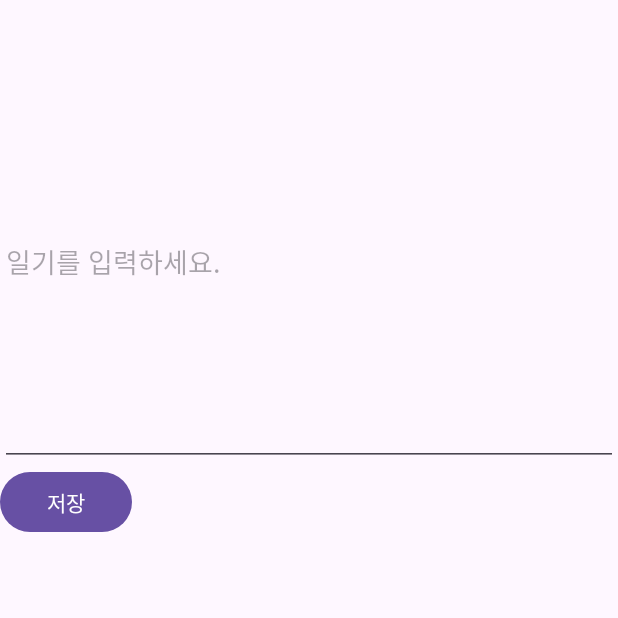
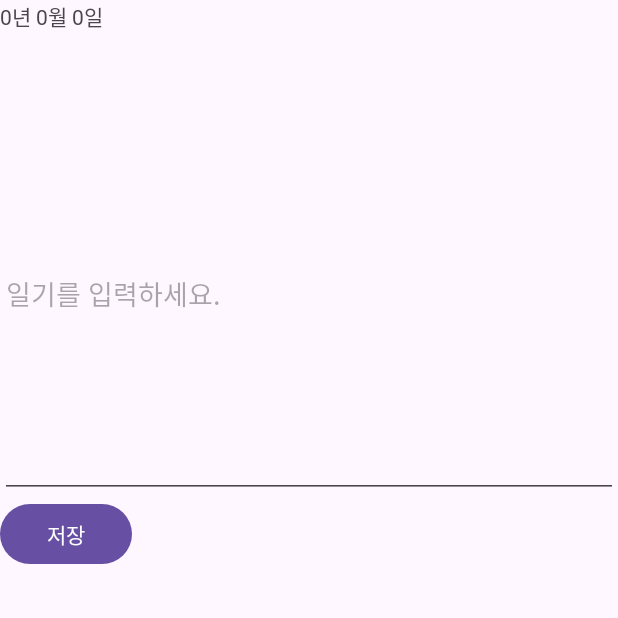
Before and after one commit to ZUZ1H3/Android-Diary-Project, an Android app: the fragment AddFragment placed in its activity, after a tap on "일기 쓰기", on a phone screen of 412 x 824 dp, the top half of it. Run offline under Robolectric (Android 15) with nearby library versions, the phone set to English and light mode, and no system bars; 2 statements that could not run were skipped.

Commit message:
커스텀 리스트뷰 구현 방식 수정

```diff
--- a/app/src/main/java/com/example/androidprogramming/AddFragment.java
+++ b/app/src/main/java/com/example/androidprogramming/AddFragment.java
@@ -10,11 +10,11 @@ public class AddFragment extends Fragment {
 
     private RadioGroup rGroup_weather, rGroup_mood;
     private Button button_write;
+    private int year, month, day;  // 'final' 키워드 추가
 
     public View onCreateView(LayoutInflater inflater, ViewGroup container,
                              Bundle savedInstanceState) {
         View rootView = inflater.inflate(R.layout.fragment_add, container, false);
-
 
         rGroup_weather = rootView.findViewById(R.id.rGroup_weather);
         rGroup_mood = rootView.findViewById(R.id.rGroup_mood);
@@ -23,9 +23,9 @@ public class AddFragment extends Fragment {
         // 날짜 데이터 받아오기
         Bundle bundle = getArguments();
         if (bundle != null) {
-            int year = bundle.getInt("year");
-            int month = bundle.getInt("month");
-            int day = bundle.getInt("day");
+            year = bundle.getInt("year");
+            month = bundle.getInt("month");
+            day = bundle.getInt("day");
 
             // 날짜를 텍스트뷰에 표시
             TextView dateText = rootView.findViewById(R.id.date);
@@ -41,8 +41,10 @@ public class AddFragment extends Fragment {
                 String selectedWeather = ((RadioButton) rootView.findViewById(selectedWeatherId)).getText().toString();
                 String selectedMood = ((RadioButton) rootView.findViewById(selectedMoodId)).getText().toString();
 
-
                 Bundle bundle = new Bundle();
+                bundle.putInt("year", year);
+                bundle.putInt("month", month);
+                bundle.putInt("day", day);
                 bundle.putString("weather", selectedWeather);
                 bundle.putString("mood", selectedMood);
 
@@ -56,8 +58,8 @@ public class AddFragment extends Fragment {
         });
 
         return rootView;
+    }
 
-    }
 
     public void onResume() {
         super.onResume();
--- a/app/src/main/java/com/example/androidprogramming/DiaryFragment.java
+++ b/app/src/main/java/com/example/androidprogramming/DiaryFragment.java
@@ -8,19 +8,23 @@ import androidx.fragment.app.*;
 
 import java.io.FileOutputStream;
 import java.text.SimpleDateFormat;
+import java.util.Calendar;
 import java.util.Date;
 import java.util.Locale;
 
 public class DiaryFragment extends Fragment {
 
-    private TextView textView_weather, textView_mood;
+    private TextView textView_date, textView_weather, textView_mood;
     private EditText editText_diary;
     private Button button_save;
+
+    private int year, month, day;
 
     public View onCreateView(LayoutInflater inflater, ViewGroup container,
                              Bundle savedInstanceState) {
         View rootView = inflater.inflate(R.layout.fragment_writing, container, false);
 
+        textView_date = rootView.findViewById(R.id.textView_date);
         textView_weather = rootView.findViewById(R.id.textView_weather);
         textView_mood = rootView.findViewById(R.id.textView_mood);
         editText_diary = rootView.findViewById(R.id.editText_diary);
@@ -31,7 +35,11 @@ public class DiaryFragment extends Fragment {
         if (bundle != null) {
             String weather = bundle.getString("weather");
             String mood = bundle.getString("mood");
+            year = bundle.getInt("year");
+            month = bundle.getInt("month");
+            day = bundle.getInt("day");
 
+            textView_date.setText(year + "년 " + month + "월 " + day + "일");
             textView_weather.setText(weather);
             textView_mood.setText(mood);
         }
@@ -40,7 +48,9 @@ public class DiaryFragment extends Fragment {
             @Override
             public void onClick(View view) {
                 String diary = editText_diary.getText().toString();
-                String date = new SimpleDateFormat("yyyy_MM_dd", Locale.getDefault()).format(new Date());
+                Calendar calendar = Calendar.getInstance();
+                calendar.set(year, month - 1, day);  // Calendar.MONTH는 0부터 시작하므로 month - 1을 해줍니다.
+                String date = new SimpleDateFormat("yyyy_MM_dd", Locale.getDefault()).format(calendar.getTime());
                 saveDiary(diary, date);
 
                 // 일기를 저장한 후 ListFragment로 이동
--- a/app/src/main/java/com/example/androidprogramming/DiaryAdapter.java
+++ b/app/src/main/java/com/example/androidprogramming/ListAdapter.java
@@ -1,35 +1,45 @@
 package com.example.androidprogramming;
+
 import android.content.Context;
 import android.view.LayoutInflater;
 import android.view.View;
 import android.view.ViewGroup;
-import android.widget.ArrayAdapter;
+import android.widget.BaseAdapter;
 import android.widget.TextView;
-
-import androidx.annotation.NonNull;
-import androidx.annotation.Nullable;
-import androidx.recyclerview.widget.RecyclerView;
 
 import java.io.FileInputStream;
 import java.io.IOException;
 import java.util.ArrayList;
 
-public class DiaryAdapter extends ArrayAdapter<String> {
+public class ListAdapter extends BaseAdapter {
 
     private Context context;
     private ArrayList<String> diaryList;
 
-    public DiaryAdapter(Context context, ArrayList<String> diaryList) {
-        super(context, R.layout.fragment_list, diaryList);
+    public ListAdapter(Context context, ArrayList<String> diaryList) {
         this.context = context;
         this.diaryList = diaryList;
     }
 
-    @NonNull
     @Override
-    public View getView(int position, @Nullable View convertView, @NonNull ViewGroup parent) {
+    public int getCount() {
+        return diaryList.size();
+    }
+
+    @Override
+    public Object getItem(int position) {
+        return diaryList.get(position);
+    }
+
+    @Override
+    public long getItemId(int position) {
+        return position;
+    }
+
+    @Override
+    public View getView(int position, View convertView, ViewGroup parent) {
         if (convertView == null) {
-            convertView = LayoutInflater.from(context).inflate(R.layout.fragment_list, parent, false);
+            convertView = LayoutInflater.from(context).inflate(R.layout.list_item, parent, false);
         }
 
         TextView dateText = convertView.findViewById(R.id.dateText);
--- a/app/src/main/java/com/example/androidprogramming/ListFragment.java
+++ b/app/src/main/java/com/example/androidprogramming/ListFragment.java
@@ -9,15 +9,13 @@ import androidx.annotation.Nullable;
 import androidx.fragment.app.Fragment;
 
 import java.io.File;
-import java.text.ParseException;
-import java.text.SimpleDateFormat;
 import java.util.*;
 
 
 public class ListFragment extends Fragment {
 
     private ListView listView;
-    private DiaryAdapter adapter;
+    private ListAdapter adapter;
     private ArrayList<String> diaryList;
 
     @Nullable
@@ -39,7 +37,7 @@ public class ListFragment extends Fragment {
         }
 
         // 그리드뷰에 어댑터를 설정합니다.
-        adapter = new DiaryAdapter(getContext(), diaryList);
+        adapter = new ListAdapter(getContext(), diaryList);
         listView.setAdapter(adapter);
 
         return view;
--- a/app/src/main/res/layout/fragment_writing.xml
+++ b/app/src/main/res/layout/fragment_writing.xml
@@ -3,6 +3,13 @@
     android:layout_width="match_parent"
     android:layout_height="match_parent"
     android:orientation="vertical">
+
+    <TextView
+        android:id="@+id/textView_date"
+        android:layout_width="wrap_content"
+        android:layout_height="wrap_content"
+        android:text="날짜"
+        android:fontFamily="@font/diary" />
 
     <TextView
         android:id="@+id/textView_weather"
```
Also changed, not shown: app/src/main/res/layout/fragment_list.xml (+0 -12 lines), app/src/main/res/layout/list_item.xml (added, +21 -0 lines).
